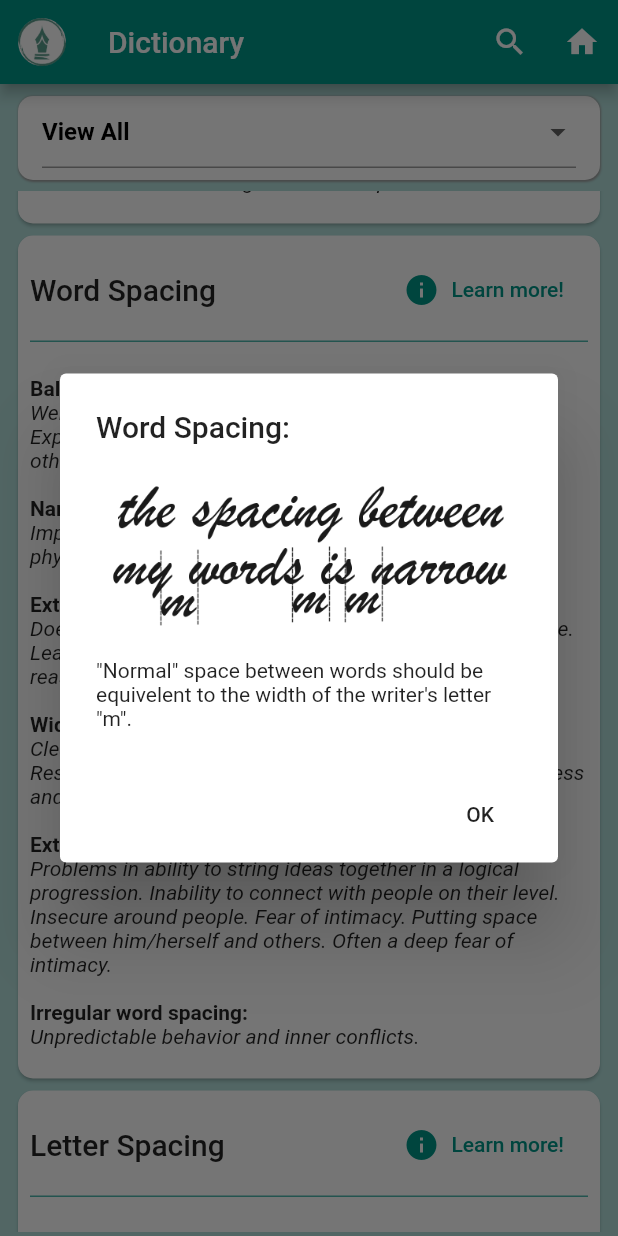
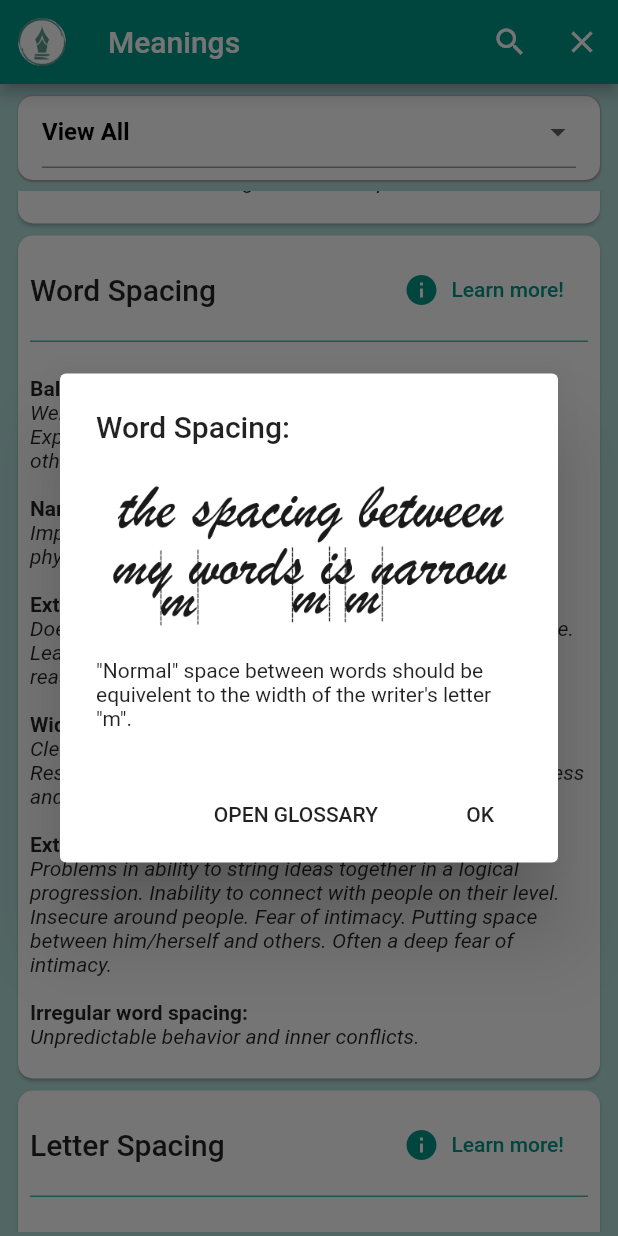
Before and after one commit to apos37/siggy, a Flutter app: the DictionaryPage screen opened directly, scrolled down 576 dp, after a tap on "Learn more!", on a phone screen of 412 x 824 dp. Run offline on Flutter 3.47's test engine with Material 2 defaults, Android fonts, the phone set to English and light mode, and no system bars; our stand-ins replace flutter_image_compress, image_cropper, image_picker, share, shared_preferences, sqflite; accounts and stored records are empty.

Commit message:
Corrected spelling errors, removed thumbnail image from db, added danger signs section to dictionary, changed appBar icons, added a glossary.

```diff
--- a/lib/screens/dictionarypage.dart
+++ b/lib/screens/dictionarypage.dart
@@ -44,7 +44,6 @@ class _DictionaryPageState extends State<DictionaryPage> {
     return results;
   }
 
-  //TODO: Convert this hard-coded list into the actual dictionaryProps list with the View All option first
   final _categories = [
     'View All',
     'Line Spacing',
@@ -74,6 +73,7 @@ class _DictionaryPageState extends State<DictionaryPage> {
     'Diacritics - i-Dots',
     'Diacritics - t-Crosses',
     'Other Letters & Symbols',
+    'Danger Signs'
   ];
 
   Widget printDefinitions(indexArg) {
@@ -165,6 +165,86 @@ class _DictionaryPageState extends State<DictionaryPage> {
           ),
         ),
       );
+    } else if (dropdownValue == 'Danger Signs') {
+      results = Expanded(
+        child: Padding(
+          padding: const EdgeInsets.only(left: 8.0, right: 8.0, bottom: 4.0),
+          child: Card(
+            shape: RoundedRectangleBorder(
+              borderRadius: BorderRadius.circular(10.0),
+            ),
+            child: Padding(
+              padding:
+                  const EdgeInsets.symmetric(vertical: 12.0, horizontal: 8.0),
+              child: Column(
+                crossAxisAlignment: CrossAxisAlignment.stretch,
+                mainAxisAlignment: MainAxisAlignment.start,
+                children: <Widget>[
+                  RichText(
+                    text: TextSpan(
+                      children: [
+                        TextSpan(
+                          text: 'Danger Signs',
+                          style: Theme.of(context).textTheme.headline6,
+                        ),
+                        WidgetSpan(
+                          child: Padding(
+                            padding: const EdgeInsets.only(left: 5.0),
+                            child: Icon(
+                              Icons.warning,
+                              color: Colors.red,
+                              size: 20,
+                            ),
+                          ),
+                        ),
+                      ],
+                    ),
+                  ),
+                  Padding(
+                    padding: EdgeInsets.only(top: 20.0, bottom: 15.0),
+                    child: Container(
+                      height: 1.0,
+                      width: 130.0,
+                      color: Colors.teal[300],
+                    ),
+                  ),
+                  Expanded(
+                    child: ListView.builder(
+                      itemCount: observations.getDangerSigns().length,
+                      itemBuilder: (BuildContext context, int index) {
+                        // return row
+                        return Padding(
+                          padding: const EdgeInsets.symmetric(vertical: 8.0),
+                          child: Column(
+                            crossAxisAlignment: CrossAxisAlignment.stretch,
+                            mainAxisAlignment: MainAxisAlignment.start,
+                            children: <Widget>[
+                              Text(
+                                observations.getDangerSignFinding(index) + ':',
+                                style: TextStyle(
+                                  fontWeight: FontWeight.bold,
+                                ),
+                              ),
+                              Text(
+                                observations.getDangerSignMeaning(index),
+                                style: TextStyle(
+                                  fontStyle: FontStyle.italic,
+                                ),
+                              ),
+                            ],
+                          ),
+                        );
+                      },
+                      shrinkWrap: true,
+                      physics: ClampingScrollPhysics(),
+                    ),
+                  ),
+                ],
+              ),
+            ),
+          ),
+        ),
+      );
     } else {
       int parentIndex = dictionaryProperties.getDictionaryId(dropdownValue);
       results = Expanded(
@@ -211,7 +291,7 @@ class _DictionaryPageState extends State<DictionaryPage> {
       child: SafeArea(
         child: Scaffold(
           appBar: new AppBar(
-            title: new Text('Dictionary'),
+            title: new Text('Meanings'),
             leading: Padding(
               padding: const EdgeInsets.all(12.0),
               child: Container(
@@ -231,8 +311,8 @@ class _DictionaryPageState extends State<DictionaryPage> {
                 },
               ),
               IconButton(
-                icon: const Icon(Icons.home),
-                tooltip: 'Home',
+                icon: const Icon(Icons.close),
+                tooltip: 'Go Back',
                 onPressed: () {
                   Navigator.pop(context);
                 },
--- a/lib/screens/resources.dart
+++ b/lib/screens/resources.dart
@@ -116,8 +116,8 @@ class _ResourcesState extends State<Resources> {
             ),
             actions: <Widget>[
               IconButton(
-                icon: const Icon(Icons.home),
-                tooltip: 'Home',
+                icon: const Icon(Icons.close),
+                tooltip: 'Go Back',
                 onPressed: () {
                   Navigator.pop(context);
                 },
--- a/lib/util/dbhelper.dart
+++ b/lib/util/dbhelper.dart
@@ -16,7 +16,6 @@ class DbHelper {
   String colAge = 'age';
   String colObsResult = 'obsResult';
   String colUploadImage = 'uploadImage';
-  String colImageThumb = 'imageThumb';
   String colConclusion = 'conclusion';
 
   DbHelper._internal();
@@ -43,7 +42,7 @@ class DbHelper {
 
   void _createDb(Database db, int newVersion) async {
     await db.execute(
-        "CREATE TABLE $tblArchive($colId INTEGER PRIMARY KEY, $colDate TEXT, $colType TEXT, $colDisplayName TEXT, $colGender TEXT, $colAge TEXT, $colObsResult TEXT, $colUploadImage TEXT, $colImageThumb TEXT, $colConclusion TEXT)");
+        "CREATE TABLE $tblArchive($colId INTEGER PRIMARY KEY, $colDate TEXT, $colType TEXT, $colDisplayName TEXT, $colGender TEXT, $colAge TEXT, $colObsResult TEXT, $colUploadImage TEXT, $colConclusion TEXT)");
   }
 
   Future<int> insertArchive(Archive archive) async {
--- a/lib/widgets/learnmore.dart
+++ b/lib/widgets/learnmore.dart
@@ -1,5 +1,7 @@
 import 'package:flutter/material.dart';
-import 'package:graphologyapp/dictionary/dictionaryprops.dart';
+import '../dictionary/dictionaryprops.dart';
+import '../screens/glossarypage.dart';
+import '../util/bouncypageroute.dart';
 
 DictionaryProperties dictionaryProperties = DictionaryProperties();
 
@@ -12,12 +14,6 @@ class LearnMoreButton extends StatelessWidget {
   Widget build(BuildContext context) {
     return GestureDetector(
       onLongPress: () {
-        Widget okButton = FlatButton(
-          child: Text("OK"),
-          onPressed: () {
-            Navigator.of(context).pop();
-          },
-        );
         AlertDialog meaningDialog = AlertDialog(
             title: Text(
               dictionaryProperties.getSpecificName(currentPage) + ':',
@@ -34,7 +30,12 @@ class LearnMoreButton extends StatelessWidget {
               ),
             ),
             actions: [
-              okButton,
+              FlatButton(
+                child: Text("OK"),
+                onPressed: () {
+                  Navigator.of(context).pop();
+                },
+              ),
             ]);
         showDialog(
           context: context,
@@ -43,12 +44,6 @@ class LearnMoreButton extends StatelessWidget {
       },
       child: FlatButton.icon(
         onPressed: () {
-          Widget okButton = FlatButton(
-            child: Text("OK"),
-            onPressed: () {
-              Navigator.of(context).pop();
-            },
-          );
           AlertDialog alertDialog = AlertDialog(
               title: Text(
                 dictionaryProperties.getSpecificName(currentPage) + ':',
@@ -67,7 +62,25 @@ class LearnMoreButton extends StatelessWidget {
                 ),
               ),
               actions: [
-                okButton,
+                FlatButton(
+                  child: Text("OPEN GLOSSARY"),
+                  onPressed: () {
+                    Navigator.push(
+                      context,
+                      BouncyPageRoute(
+                        widget: GlossaryPage(),
+                        curve: Curves.fastLinearToSlowEaseIn,
+                        seconds: 1,
+                      ),
+                    );
+                  },
+                ),
+                FlatButton(
+                  child: Text("OK"),
+                  onPressed: () {
+                    Navigator.of(context).pop();
+                  },
+                )
               ]);
           showDialog(
             context: context,
--- a/pubspec.yaml
+++ b/pubspec.yaml
@@ -22,6 +22,7 @@ dependencies:
   flutter_image_compress: ^0.6.7
   share: ^0.6.4+1
   url_launcher: ^5.1.3
+  property_change_notifier: ^0.2.0
 
 
 dev_dependencies:
```
Also changed, not shown: lib/dictionary/observations.dart (+14 -2 lines), lib/model/myarchive.dart (+3 -12 lines), lib/screens/home.dart (+18 -3 lines), lib/screens/myarchivedetail.dart (+58 -41 lines), pubspec.lock.
